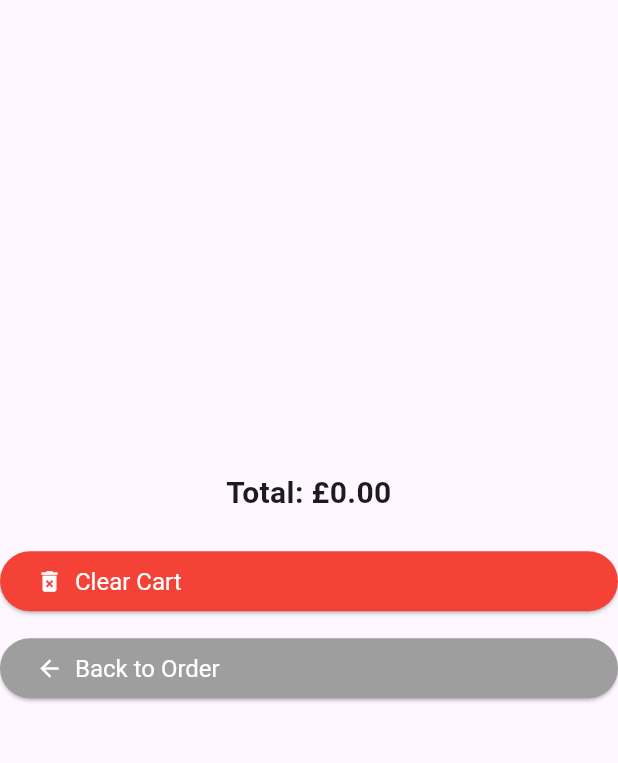
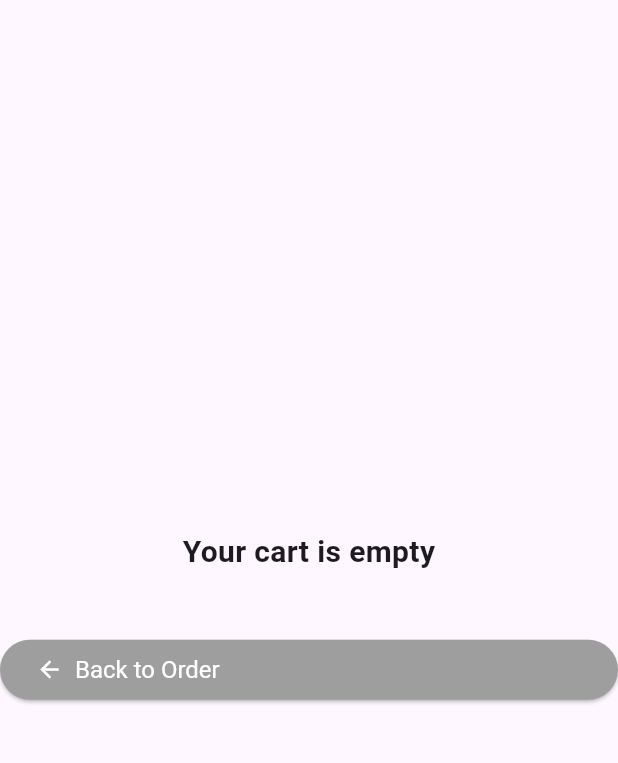
Before and after one commit to anirejlova/sandwich_shop-6, a Flutter app: the CartScreen screen opened directly with empty values, on a phone screen of 412 x 824 dp, the part 72-835 px from its top. Run offline on Flutter 3.47's test engine with Material 3 defaults, Android fonts, the phone set to English and light mode, and no system bars.

Commit message:
implement if statement to show state of cart when empty

```diff
--- a/lib/views/cart_screen.dart
+++ b/lib/views/cart_screen.dart
@@ -112,6 +112,16 @@ class _CartScreenState extends State<CartScreen> {
             crossAxisAlignment: CrossAxisAlignment.stretch,
             children: [
               const SizedBox(height: 20),
+              if (widget.cart.items.isEmpty)
+                const Padding(
+                  padding: EdgeInsets.all(40.0),
+                  child: Text(
+                    'Your cart is empty',
+                    style: heading2,
+                    textAlign: TextAlign.center,
+                  ),
+                )
+              else ...[
                 for (MapEntry<Sandwich, int> entry in widget.cart.items.entries)
                   Column(
                     children: [
@@ -131,7 +141,8 @@ class _CartScreenState extends State<CartScreen> {
                                     onPressed: entry.value > 1
                                         ? () => _decrementQuantity(entry.key)
                                         : null,
-                                  icon: const Icon(Icons.remove_circle_outline),
+                                    icon:
+                                        const Icon(Icons.remove_circle_outline),
                                     color: entry.value > 1
                                         ? Colors.red
                                         : Colors.grey,
@@ -178,6 +189,7 @@ class _CartScreenState extends State<CartScreen> {
                   backgroundColor: Colors.red,
                 ),
                 const SizedBox(height: 10),
+              ],
               StyledButton(
                 onPressed: _goBack,
                 icon: Icons.arrow_back,
```
Lines whose indentation alone changed are shown as unchanged.
